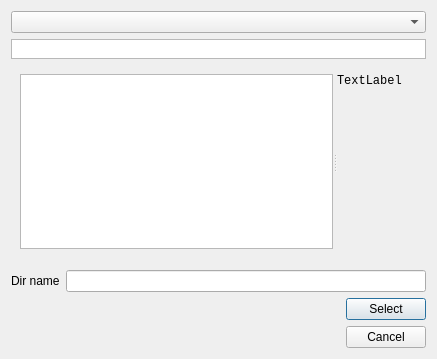
Above: open_scan_dialog_ui.ui from filiplindau/QuadScan before the change. Below: the same form after it.
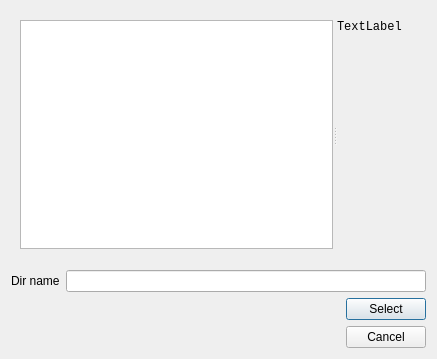
That is the form after the change.

Diff of the .ui file:
```diff
--- a/open_scan_dialog_ui.ui
+++ b/open_scan_dialog_ui.ui
@@ -15,37 +15,13 @@
   </property>
   <layout class="QVBoxLayout" name="verticalLayout">
    <item>
-    <layout class="QHBoxLayout" name="horizontalLayout">
-     <item>
-      <widget class="QComboBox" name="dir_combobox">
-       <property name="sizePolicy">
-        <sizepolicy hsizetype="Expanding" vsizetype="Fixed">
-         <horstretch>0</horstretch>
-         <verstretch>0</verstretch>
-        </sizepolicy>
-       </property>
-      </widget>
-     </item>
-    </layout>
-   </item>
-   <item>
-    <widget class="QTableWidget" name="tableWidget">
+    <widget class="QWidget" name="widget" native="true">
      <property name="sizePolicy">
-      <sizepolicy hsizetype="Expanding" vsizetype="Fixed">
+      <sizepolicy hsizetype="Preferred" vsizetype="Expanding">
        <horstretch>0</horstretch>
        <verstretch>0</verstretch>
       </sizepolicy>
      </property>
-     <property name="maximumSize">
-      <size>
-       <width>16777215</width>
-       <height>20</height>
-      </size>
-     </property>
-    </widget>
-   </item>
-   <item>
-    <widget class="QWidget" name="widget" native="true">
      <layout class="QHBoxLayout" name="horizontalLayout_3">
       <item>
        <widget class="QSplitter" name="splitter">
```
